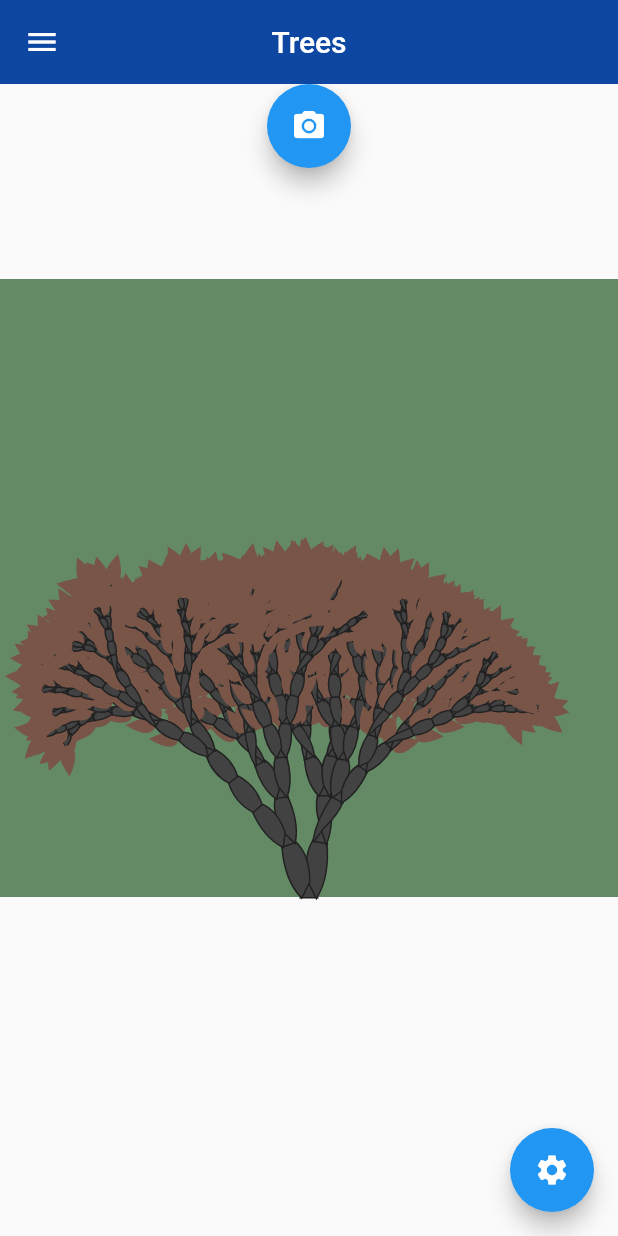
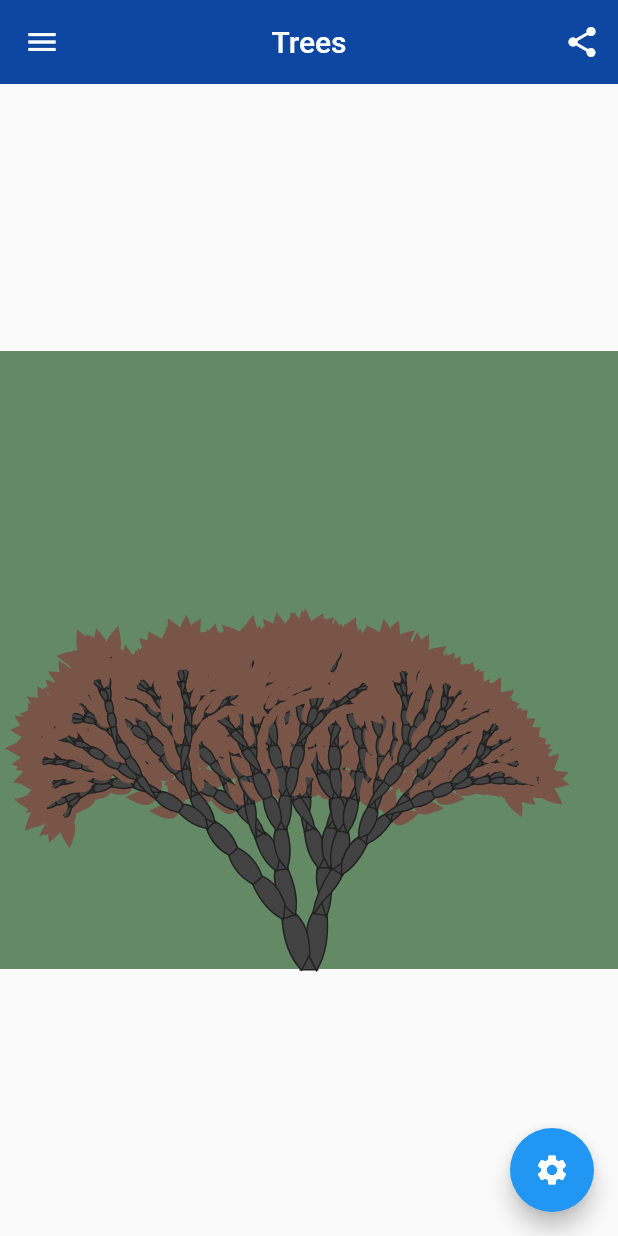
Before and after one commit to baldfatchris/opart_v2, a Flutter app: the screen it shows after launch, on a phone screen of 412 x 824 dp. Run offline on Flutter 3.47's test engine with Material 2 defaults, Android fonts, the phone set to English and light mode, and no system bars; drawn by our look-alikes of screenshot; our stand-ins replace flutter_colorpicker, flutter_spinkit, image_gallery_saver, share.

Commit message:
Moved the share button to the appbar (only currently working for tree)

```diff
--- a/lib/menu.dart
+++ b/lib/menu.dart
@@ -1,11 +1,17 @@
+
+import 'dart:io';
 import 'package:flutter/material.dart';
 
 import 'opart_fibonacci.dart';
 import 'opart_tree.dart';
 import 'opart_wave.dart';
 import 'opart_wallpaper.dart';
+import 'package:screenshot/screenshot.dart';
+import 'package:share/share.dart';
 
 bool showSettings = false;
+File imageFile;
+ScreenshotController screenshotController = ScreenshotController();
 
 class OpArtMenu extends StatefulWidget {
   @override
@@ -23,8 +29,8 @@ class _OpArtMenuState extends State<OpArtMenu> {
     OpArtType(
       name: 'Trees',
       icon: 'lib/assets/trees.png',
-      widgetWithSettings: OpArtTreeStudio(true),
-      widgetWithoutSettings: OpArtTreeStudio(false),
+      widgetWithSettings: OpArtTreeStudio(true, screenshotController: screenshotController),
+      widgetWithoutSettings: OpArtTreeStudio(false, screenshotController: screenshotController),
     ),
     OpArtType(
         name: 'Waves',
@@ -44,12 +50,14 @@ class _OpArtMenuState extends State<OpArtMenu> {
   void initState() {
     super.initState();
   }
-Hero btn2;
+
+  Hero btn2;
   @override
   Widget build(BuildContext context) {
     print(showSettings);
     return Scaffold(
-        floatingActionButton: FloatingActionButton(heroTag: btn2,
+        floatingActionButton: FloatingActionButton(
+          heroTag: btn2,
           child: Icon(Icons.settings),
           onPressed: () {
             setState(() {
@@ -90,6 +98,25 @@ Hero btn2;
           title: Text(OpArtTypes[currentWidget].name),
           centerTitle: true,
           elevation: 0,
+          actions: [
+            IconButton(
+                icon: Icon(
+                  Icons.share,
+                  color: Colors.white,
+                ),
+                onPressed: () {
+                  imageFile = null;
+                  screenshotController
+                      .capture(delay: Duration(milliseconds: 0), )
+                      .then((File image) async {
+                    setState(() {
+                      imageFile = image;
+                      Share.shareFiles([imageFile.path]);
+                    });
+
+                  });
+                })
+          ],
         ),
         body: showSettings
             ? OpArtTypes[currentWidget].widgetWithSettings
--- a/lib/opart_tree.dart
+++ b/lib/opart_tree.dart
@@ -15,7 +15,7 @@ import 'package:share/share.dart';
 File _imageFile;
 
 //Create an instance of ScreenshotController
-ScreenshotController screenshotController = ScreenshotController();
+
 List palette = [
   Colors.red,
   Colors.pink,
@@ -69,7 +69,8 @@ double ratio = 0.7;
 
 class OpArtTreeStudio extends StatefulWidget {
   bool showSettings;
-  OpArtTreeStudio(this.showSettings);
+  ScreenshotController screenshotController;
+  OpArtTreeStudio(this.showSettings,{this.screenshotController} );
 
   @override
   _OpArtTreeStudioState createState() => _OpArtTreeStudioState();
@@ -80,7 +81,8 @@ bool _showBackgroundColorPicker = false;
 class _OpArtTreeStudioState extends State<OpArtTreeStudio> {
   int _counter = 0;
   File _imageFile;
-  ScreenshotController screenshotController = ScreenshotController();
+
+
   int _currentColor = 0;
   Widget settingsWidget() {
     return ListView(
@@ -212,6 +214,11 @@ class _OpArtTreeStudioState extends State<OpArtTreeStudio> {
     rnd = Random(1001);
   }
 
+
+
+  @override
+  Widget build(BuildContext context) {
+    ScreenshotController screenshotController = widget.screenshotController;
     Widget bodyWidget() {
       return Screenshot(
         controller: screenshotController,
@@ -232,35 +239,10 @@ class _OpArtTreeStudioState extends State<OpArtTreeStudio> {
       );
     }
 
-  @override
-  Widget build(BuildContext context) {
-    //we need this because there are two floating action buttons so each one needs a herotag.
-    Hero btn1;
-    _saved(File image) async {
-      final result = await ImageGallerySaver.saveImage(image.readAsBytesSync());
-      print("File Saved to Gallery");
-    }
+
 
     return Scaffold(
-      floatingActionButtonLocation: FloatingActionButtonLocation.centerTop,
-      floatingActionButton: FloatingActionButton(
-        heroTag: btn1,
-        onPressed: () {
-          _imageFile = null;
-          screenshotController
-              .capture(delay: Duration(milliseconds: 0))
-              .then((File image) async {
-            setState(() {
-              _imageFile = image;
-              Share.shareFiles([_imageFile.path]);
-            });
 
-          });
-
-        },
-        tooltip: 'Increment',
-        child: Icon(Icons.camera_alt),
-      ),
       body: Column(
         children: [
           Flexible(
@@ -279,9 +261,7 @@ class _OpArtTreeStudioState extends State<OpArtTreeStudio> {
                   )
                 : bodyWidget(),
           ),
-          Flexible(
-              flex: 1,
-              child: _imageFile != null ? Image.file(_imageFile) : Container()),
+
         ],
       ),
     );
--- a/pubspec.yaml
+++ b/pubspec.yaml
@@ -42,6 +42,7 @@ dev_dependencies:
 
 
 
+
 # For information on the generic Dart part of this file, see the
 # following page: https://dart.dev/tools/pub/pubspec
 
```
Lines whose indentation alone changed are shown as unchanged.
